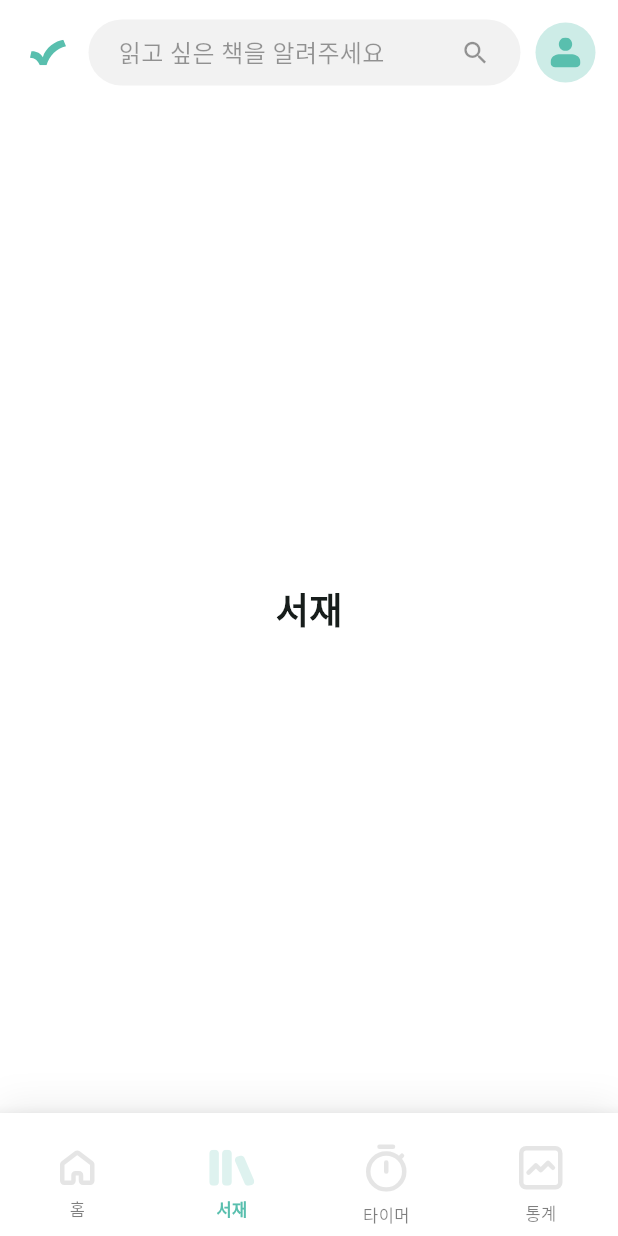
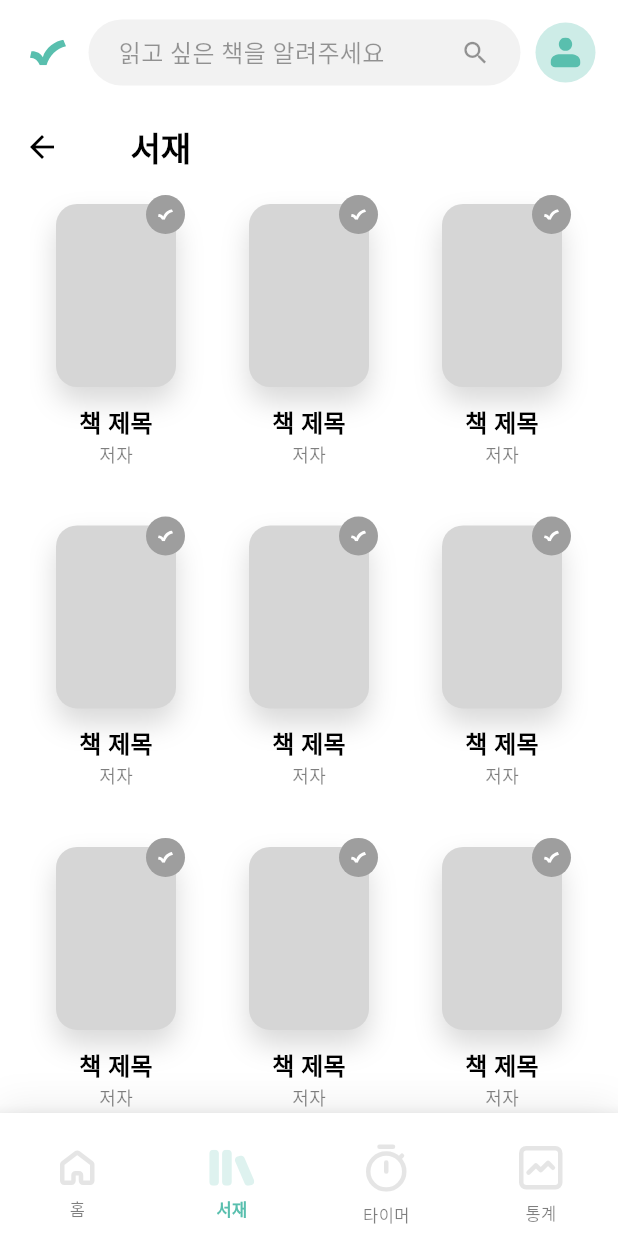
Before and after one commit to mamemomif/Chack, a Flutter app: the HomeScreen screen opened by its route, swiped to page 2, on a phone screen of 412 x 824 dp. Run offline on Flutter 3.47's test engine with Material 3 defaults, Android fonts, the phone set to English and light mode, and no system bars; our stand-ins replace firebase_auth, firebase_core, flutter_dotenv, flutter_svg, geolocator, google_sign_in and 2 more; accounts and stored records are empty; Roboto replaces fonts that are missing (SUITE).

Commit message:
Add bookshelf screen layout

```diff
--- a/lib/components/book_recommendation_list.dart
+++ b/lib/components/book_recommendation_list.dart
@@ -7,7 +7,7 @@ import '../constants/colors.dart';
 import './book_recommendation_card.dart';
 
 class BookRecommendationList extends StatefulWidget {
-  const BookRecommendationList({Key? key}) : super(key: key);
+  const BookRecommendationList({super.key});
 
   @override
   _BookRecommendationListState createState() => _BookRecommendationListState();
@@ -15,10 +15,11 @@ class BookRecommendationList extends StatefulWidget {
 
 class _BookRecommendationListState extends State<BookRecommendationList> {
   final PageController _pageController = PageController();
-  final RecommendedBooksService _recommendedBooksService = RecommendedBooksService();
+  final RecommendedBooksService _recommendedBooksService =
+      RecommendedBooksService();
   final LocationService _locationService = LocationService();
 
-  List<Book> _books = [];
+  final List<Book> _books = [];
   bool _isLoading = false;
   String? _error;
   int _currentPage = 0;
@@ -48,12 +49,14 @@ class _BookRecommendationListState extends State<BookRecommendationList> {
 
     try {
       final userLocation = await _locationService.getCurrentLocation();
-      final newBooks = await _recommendedBooksService.fetchRecommendedBooks(userLocation);
+      final newBooks =
+          await _recommendedBooksService.fetchRecommendedBooks(userLocation);
 
       if (mounted) {
         setState(() {
           final uniqueBooks = newBooks.where((newBook) {
-            return !_books.any((existingBook) => existingBook.isbn == newBook.isbn);
+            return !_books
+                .any((existingBook) => existingBook.isbn == newBook.isbn);
           }).toList();
 
           _books.addAll(uniqueBooks);
--- /dev/null
+++ b/lib/constants/bookcover_styles.dart
@@ -0,0 +1,66 @@
+import 'package:chack_project/constants/colors.dart';
+import 'package:flutter/material.dart';
+import 'colors.dart';
+
+class BookCoverStyles {
+  static const small = BookCoverStyle(
+    width: 80,
+    height: 122,
+    borderRadius: 14,
+  );
+
+  static const medium = BookCoverStyle(
+    width: 90,
+    height: 137,
+    borderRadius: 10.0,
+  );
+
+  static const large = BookCoverStyle(
+    width: 100,
+    height: 153,
+    borderRadius: 12.0,
+  );
+
+  static const extraLarge = BookCoverStyle(
+    width: 160,
+    height: 244,
+    borderRadius: 14.0,
+  );
+}
+
+class BookCoverStyle {
+  final double width;
+  final double height;
+  final double borderRadius;
+
+  const BookCoverStyle({
+    required this.width,
+    required this.height,
+    required this.borderRadius,
+  });
+}
+
+class BookCover extends StatelessWidget {
+  final BookCoverStyle style;
+
+  const BookCover({super.key, required this.style});
+
+  @override
+  Widget build(BuildContext context) {
+    return Container(
+      width: style.width,
+      height: style.height,
+      decoration: BoxDecoration(
+        color: Colors.grey[350],
+        borderRadius: BorderRadius.circular(style.borderRadius),
+        boxShadow: [
+          BoxShadow(
+            color: Colors.black.withOpacity(0.15),
+            blurRadius: 15,
+            offset: const Offset(0, 10),
+          ),
+        ],
+      ),
+    );
+  }
+}
--- /dev/null
+++ b/lib/screens/bookshelf_screen.dart
@@ -0,0 +1,96 @@
+import 'package:flutter/material.dart';
+import 'package:flutter_svg/flutter_svg.dart';
+import '../constants/colors.dart';
+import '../constants/icons.dart';
+import '../constants/text_styles.dart';
+import '../constants/bookcover_styles.dart';
+
+class BookshelfScreen extends StatelessWidget {
+  const BookshelfScreen({super.key});
+
+  @override
+  Widget build(BuildContext context) {
+    return Scaffold(
+      backgroundColor: AppColors.backgroundColor,
+      appBar: AppBar(
+        title: const Padding(
+          padding: EdgeInsets.only(left: 15),
+          child: Align(
+            alignment: Alignment.centerLeft,
+            child: Text(
+              '서재',
+              style: AppTextStyles.titleStyle,
+            ),
+          ),
+        ),
+        backgroundColor: Colors.transparent,
+        elevation: 0,
+      ),
+      body: Padding(
+        padding: const EdgeInsets.symmetric(horizontal: 20),
+        child: GridView.builder(
+          itemCount: 10,
+          gridDelegate: SliverGridDelegateWithFixedCrossAxisCount(
+            crossAxisCount: 3,
+            childAspectRatio:
+                (BookCoverStyles.small.width / BookCoverStyles.small.height) *
+                    0.9,
+            crossAxisSpacing: 14,
+            mainAxisSpacing: 20,
+          ),
+          shrinkWrap: true,
+          physics: const AlwaysScrollableScrollPhysics(),
+          itemBuilder: (context, index) {
+            return Column(
+              children: [
+                const SizedBox(height: 10),
+                Stack(
+                  clipBehavior: Clip.none, // Stack의 자식이 그리드 경계를 넘어도 잘리지 않도록 설정
+                  children: [
+                    const BookCover(style: BookCoverStyles.small),
+                    Positioned(
+                      top: -6, // 살짝 위로 벗어나도록 설정
+                      right: -6, // 살짝 오른쪽으로 벗어나도록 설정
+                      child: Container(
+                        width: 26,
+                        height: 26,
+                        decoration: const BoxDecoration(
+                          color: Colors.grey,
+                          shape: BoxShape.circle,
+                        ),
+                        child: Center(
+                          child: SvgPicture.asset(
+                            AppIcons.chackIcon,
+                            height: 10,
+                            width: 10,
+                            colorFilter: const ColorFilter.mode(
+                              Colors.white,
+                              BlendMode.srcIn,
+                            ),
+                          ),
+                        ),
+                      ),
+                    ),
+                  ],
+                ),
+                const SizedBox(height: 12),
+                const Flexible(
+                  child: Text(
+                    '책 제목',
+                    style: AppTextStyles.titleLabelStyle,
+                    overflow: TextOverflow.ellipsis,
+                  ),
+                ),
+                Text(
+                  '저자',
+                  style: AppTextStyles.authorLabelStyle,
+                  overflow: TextOverflow.ellipsis,
+                ),
+              ],
+            );
+          },
+        ),
+      ),
+    );
+  }
+}
--- a/lib/screens/home_screen.dart
+++ b/lib/screens/home_screen.dart
@@ -8,6 +8,7 @@ import '../constants/colors.dart';
 import '../constants/text_styles.dart';
 import '../components/pomodoro_timer.dart';
 import '../screens/profile_screen.dart';
+import '../screens/bookshelf_screen.dart';
 
 class HomeScreen extends StatefulWidget {
   const HomeScreen({super.key});
@@ -87,7 +88,7 @@ class _HomeScreenState extends State<HomeScreen> {
                   },
                   children: const [
                     _HomeTab(),
-                    _BookshelfTab(),
+                    BookshelfScreen(), // BookshelfScreen으로 수정합니다.
                     _TimerTab(),
                     _StatisticsTab(),
                   ],
@@ -144,28 +145,6 @@ class _HomeTab extends StatelessWidget {
   }
 }
 
-// 서재 탭
-class _BookshelfTab extends StatelessWidget {
-  const _BookshelfTab();
-
-  @override
-  Widget build(BuildContext context) {
-    return Container(
-      color: AppColors.backgroundColor,
-      child: const Center(
-        child: Text(
-          '서재',
-          style: TextStyle(
-            fontSize: 24,
-            fontFamily: 'SUITE',
-            fontWeight: FontWeight.w600,
-          ),
-        ),
-      ),
-    );
-  }
-}
-
 // 타이머 탭
 class _TimerTab extends StatelessWidget {
   const _TimerTab();
```
